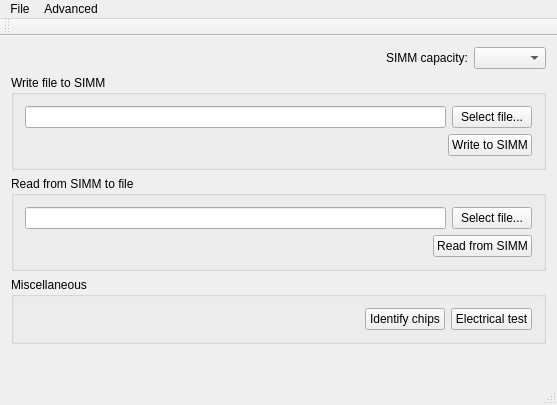
Qt form mainwindow.ui (dougg3/mac-rom-simm-programmer.software) before a commit.
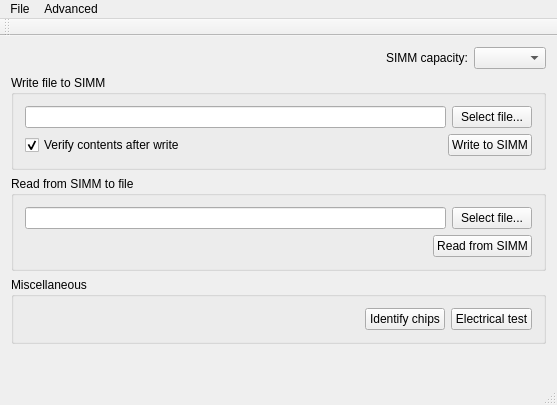
The same form after that commit.

Commit message:
Added verify-after-write capability
In order to do this, I changed the Programmer class to no longer take a
filename, but a QIODevice. It should have been done that way originally.

I also rearranged code so that I close the serial port BEFORE sending out
any signals. This was causing a problem if I tried doing something in a
slot connected to one of those signals.

I also fixed a few places where I was forgetting to close the serial
port.

```diff
--- a/mainwindow.ui
+++ b/mainwindow.ui
@@ -81,6 +81,16 @@
            </item>
            <item>
             <layout class="QHBoxLayout" name="horizontalLayout_2">
+             <item>
+              <widget class="QCheckBox" name="verifyAfterWriteBox">
+               <property name="text">
+                <string>Verify contents after write</string>
+               </property>
+               <property name="checked">
+                <bool>true</bool>
+               </property>
+              </widget>
+             </item>
              <item>
               <spacer name="horizontalSpacer_2">
                <property name="orientation">
```
The commit also changes 4 other files.
